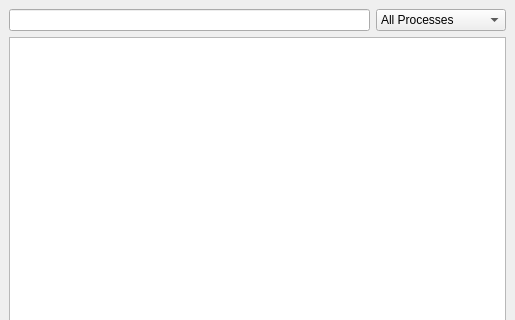
Qt form gui/SensorDisplayLib/ProcessWidgetUI.ui (KDE/ksysguard) before a commit; both pictures show x 0 to 515 and y 0 to 320 of the 515 by 472 pixel window.
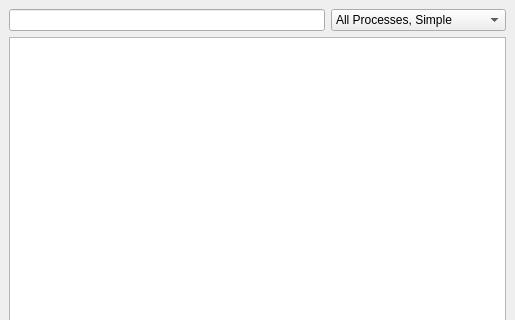
The same form after that commit. Custom widgets are drawn as their Qt base class.

Commit message: Add a simple option to the process list  This is by default

Patch:
```diff
--- a/gui/SensorDisplayLib/ProcessWidgetUI.ui
+++ b/gui/SensorDisplayLib/ProcessWidgetUI.ui
@@ -55,7 +55,12 @@
        </property>
        <item>
         <property name="text" >
-         <string>All Processes</string>
+         <string>All Processes, Simple</string>
+        </property>
+       </item>
+       <item>
+        <property name="text" >
+         <string>All Processes, Hierarchical</string>
         </property>
        </item>
        <item>
```
The commit also changes 6 other files.
